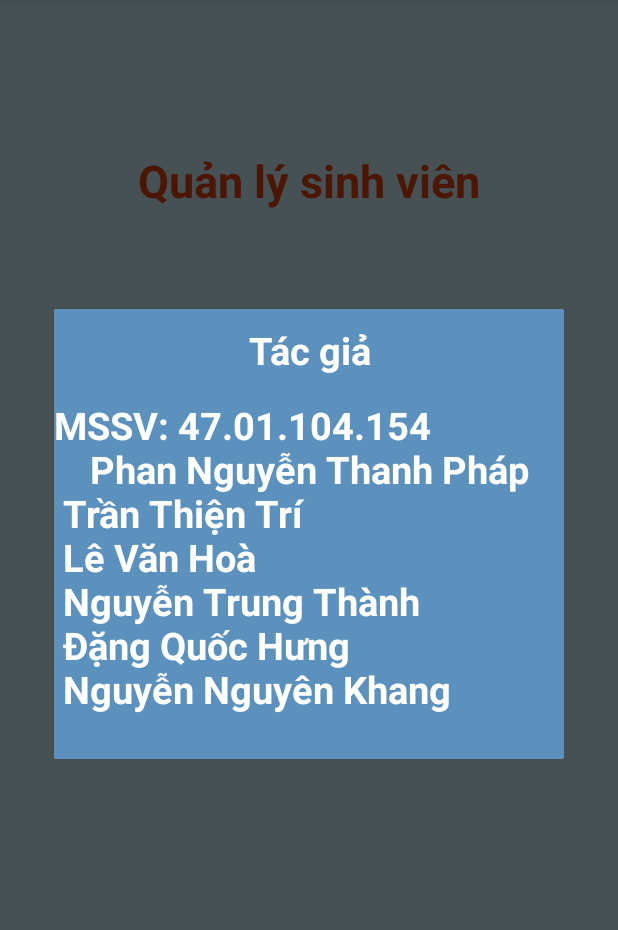
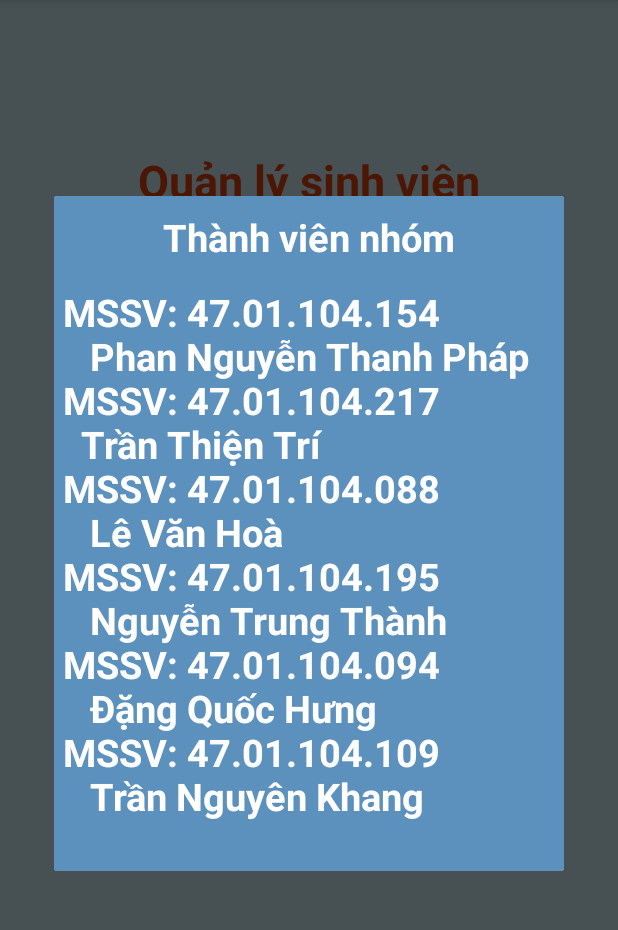
Before and after one commit to iFrancez/QUAN_LI_SINH_VIEN_MB, an Android app: the HomeActivity screen opened directly, with no data from a screen before it, after a tap on "TÁC GIẢ", on a phone screen of 412 x 824 dp, the part 84-1014 px from its top. Run offline under Robolectric (Android 15) with nearby library versions, the phone set to English and light mode, and no system bars.

Commit message:
edit information

```diff
--- a/app/src/main/res/layout/dialoginformation.xml
+++ b/app/src/main/res/layout/dialoginformation.xml
@@ -2,7 +2,7 @@
 <LinearLayout xmlns:android="http://schemas.android.com/apk/res/android"
     xmlns:tools="http://schemas.android.com/tools"
     android:layout_width="340dp"
-    android:layout_height="300dp"
+    android:layout_height="450dp"
     android:background="#5B91BC"
     android:orientation="vertical"
     tools:ignore="TextSizeCheck">
@@ -12,7 +12,7 @@
         android:layout_height="wrap_content"
         android:gravity="center"
         android:layout_marginTop="10dp"
-        android:text="Tác giả"
+        android:text="Thành viên nhóm"
         android:textColor="#FFFFFF"
         android:textSize="25sp"
         android:textStyle="bold" />
@@ -22,7 +22,13 @@
         android:layout_height="wrap_content"
         android:layout_marginTop="15dp"
 
-        android:text="MSSV: 47.01.104.154 \n    Phan Nguyễn Thanh Pháp \n Trần Thiện Trí \n Lê Văn Hoà \n Nguyễn Trung Thành \n Đặng Quốc Hưng \n Nguyễn Nguyên Khang"
+        android:text=
+        " MSSV: 47.01.104.154\n    Phan Nguyễn Thanh Pháp
+        \n MSSV: 47.01.104.217\n   Trần Thiện Trí
+        \n MSSV: 47.01.104.088\n    Lê Văn Hoà
+        \n MSSV: 47.01.104.195\n    Nguyễn Trung Thành
+        \n MSSV: 47.01.104.094\n    Đặng Quốc Hưng
+        \n MSSV: 47.01.104.109\n    Trần Nguyên Khang"
         android:textColor="#FFFFFF"
         android:textSize="25sp"
         android:textStyle="bold" />
```
